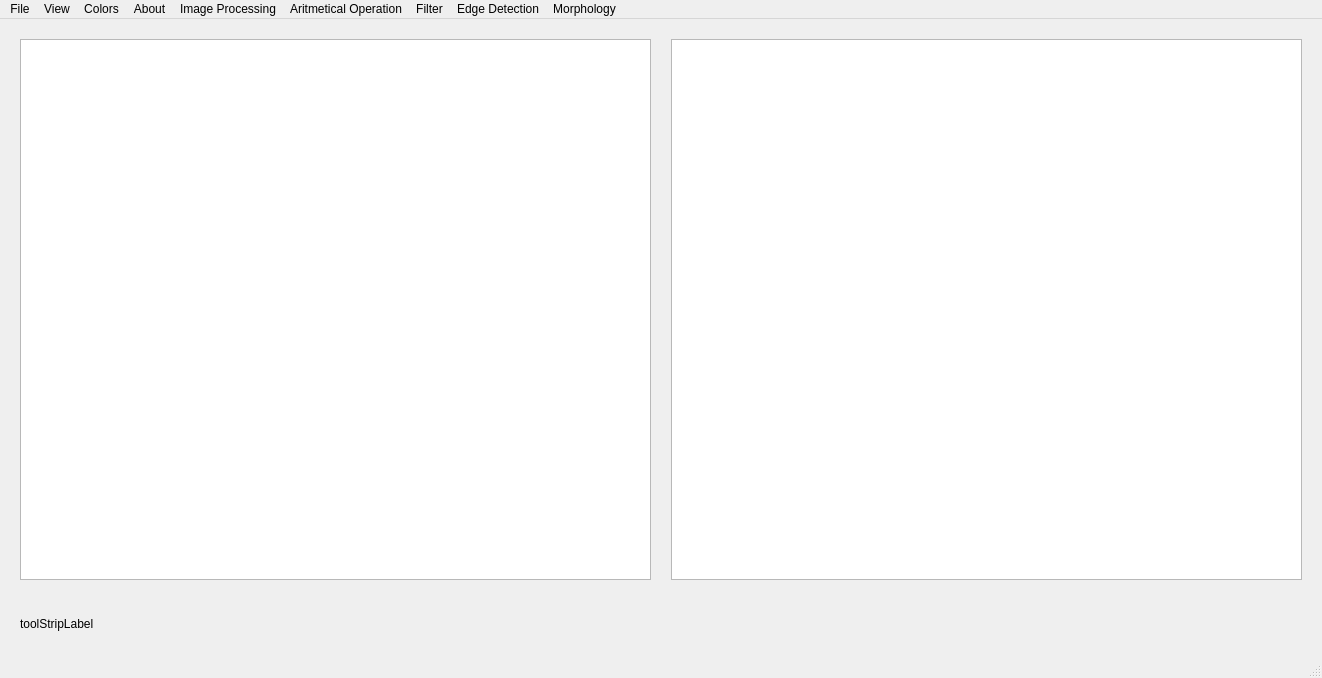
Before: the Qt Designer form main_window.ui in Team-5C2-Polije/workshop_pcv, drawn with Qt 5.
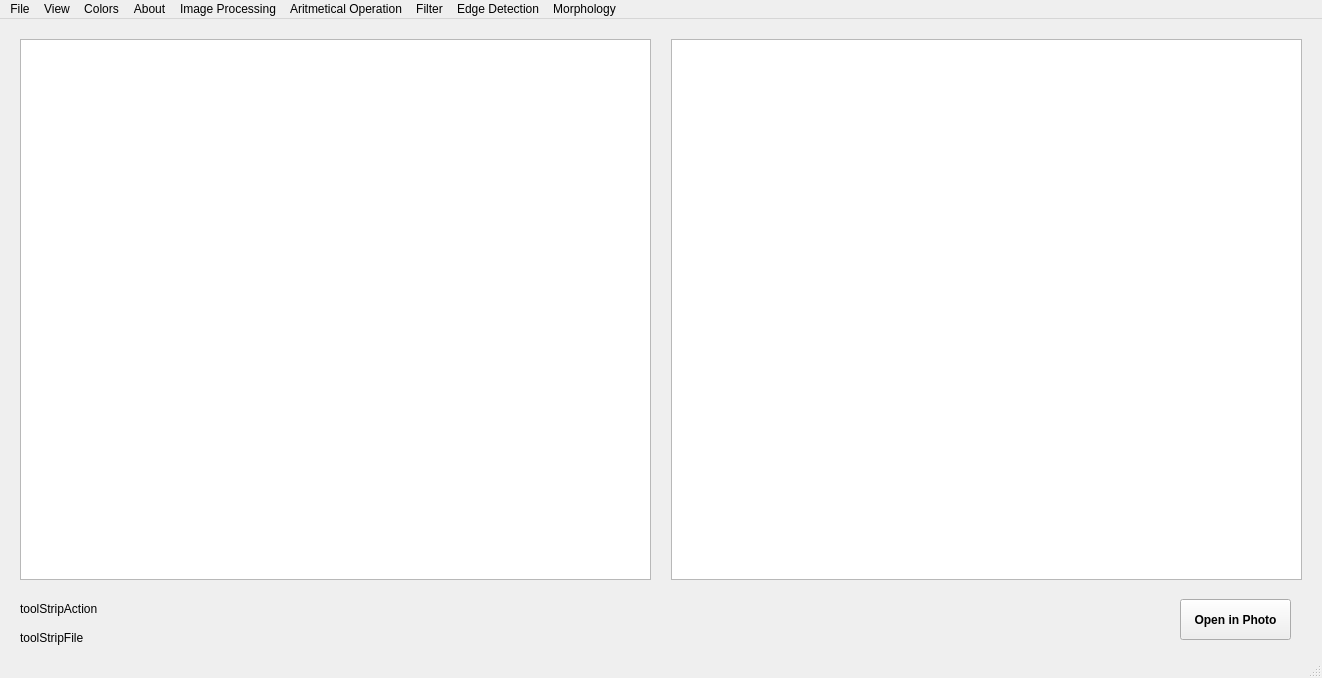
After: the same form once the commit is applied.

Commit message: feat : add image processing

The edit to the form file:
```diff
--- a/main_window.ui
+++ b/main_window.ui
@@ -38,11 +38,55 @@
     <property name="geometry">
      <rect>
       <x>20</x>
+      <y>609</y>
+      <width>1151</width>
+      <height>20</height>
+     </rect>
+    </property>
+    <property name="sizePolicy">
+     <sizepolicy hsizetype="Expanding" vsizetype="Preferred">
+      <horstretch>0</horstretch>
+      <verstretch>0</verstretch>
+     </sizepolicy>
+    </property>
+    <property name="font">
+     <font>
+      <pointsize>9</pointsize>
+     </font>
+    </property>
+    <property name="text">
+     <string>toolStripFile</string>
+    </property>
+   </widget>
+   <widget class="QPushButton" name="btnOpenImage">
+    <property name="geometry">
+     <rect>
+      <x>1180</x>
       <y>580</y>
-      <width>1281</width>
-      <height>49</height>
+      <width>111</width>
+      <height>41</height>
      </rect>
     </property>
+    <property name="font">
+     <font>
+      <pointsize>9</pointsize>
+      <weight>75</weight>
+      <bold>true</bold>
+     </font>
+    </property>
+    <property name="text">
+     <string>Open in Photo</string>
+    </property>
+   </widget>
+   <widget class="QLabel" name="toolStripAction">
+    <property name="geometry">
+     <rect>
+      <x>20</x>
+      <y>580</y>
+      <width>1161</width>
+      <height>20</height>
+     </rect>
+    </property>
     <property name="sizePolicy">
      <sizepolicy hsizetype="Expanding" vsizetype="Preferred">
       <horstretch>0</horstretch>
@@ -55,7 +99,7 @@
      </font>
     </property>
     <property name="text">
-     <string>toolStripLabel</string>
+     <string>toolStripAction</string>
     </property>
    </widget>
   </widget>
```
Left out of the diff: 41 changed lines with no effect on the pictures. The commit also changes 3 other files.
